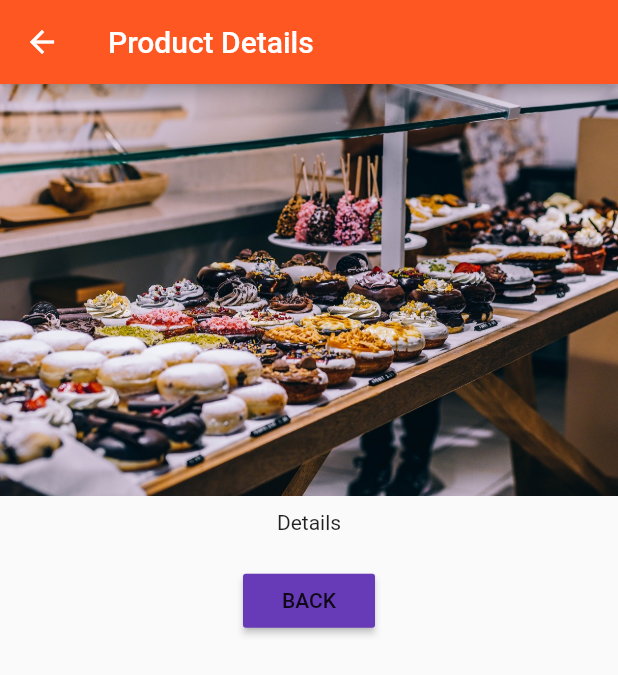
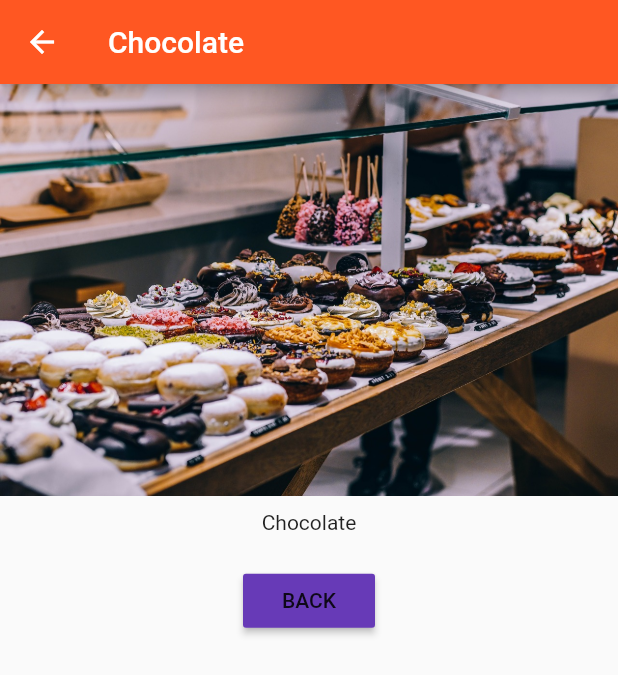
Before and after one commit to tongeren/learn_flutter_and_dart, a Flutter app: the screen it shows after launch, after a tap on "Add Product", after a tap on "Details", on a phone screen of 412 x 824 dp. Shown: the top 675 px of the screen. Run offline on Flutter 3.47's test engine with Material 2 defaults, Android fonts, the phone set to English and light mode, and no system bars.

Commit message:
Making the products dynamic.

```diff
--- a/first_app/lib/pages/product.dart
+++ b/first_app/lib/pages/product.dart
@@ -1,19 +1,24 @@
 import 'package:flutter/material.dart';
 
 class ProductPage extends StatelessWidget {
+  final String title;
+  final String imageUrl;
+
+  ProductPage(this.title, this.imageUrl);
+
   @override
   Widget build(BuildContext context) {
     return Scaffold(
       appBar: AppBar(
-        title: Text('Product Details'),
+        title: Text(title),
       ),
       body: Column(
         crossAxisAlignment: CrossAxisAlignment.center,
         children: <Widget>[
-          Image.asset('assets/food.jpg'),
+          Image.asset(imageUrl),
           Container(
             padding: EdgeInsets.all(10.0),
-            child: Text('Details'),
+            child: Text(title),
           ),
           Container(
             padding: EdgeInsets.all(10.0),
--- a/first_app/lib/product_control.dart
+++ b/first_app/lib/product_control.dart
@@ -10,7 +10,7 @@ class ProductControl extends StatelessWidget {
     return RaisedButton(
       color: Theme.of(context).primaryColor,
       onPressed: () {
-        addProduct('Sweets');
+        addProduct({'title': 'Chocolate', 'image': 'assets/food.jpg'});
       },
       child: Text('Add Product'),
     );
--- a/first_app/lib/product_manager.dart
+++ b/first_app/lib/product_manager.dart
@@ -4,7 +4,7 @@ import './products.dart';
 import './product_control.dart';
 
 class ProductManager extends StatefulWidget {
-  final String startingProduct;
+  final Map<String, String> startingProduct;
 
   ProductManager({ this.startingProduct }) {
     print('[ProductManager Widget] Constructor');
@@ -18,7 +18,7 @@ class ProductManager extends StatefulWidget {
 }
 
 class _ProductManagerState extends State<ProductManager> {
-  final List<String> _products = [];
+  final List<Map<String, String>> _products = [];
 
   @override
   void initState() {
@@ -36,7 +36,7 @@ class _ProductManagerState extends State<ProductManager> {
     super.didUpdateWidget(oldWidget);
   }
 
-  void _addProduct(String product) {
+  void _addProduct(Map<String, String> product) {
     setState(() {
       _products.add(product);
     });
--- a/first_app/lib/products.dart
+++ b/first_app/lib/products.dart
@@ -3,7 +3,7 @@ import 'package:flutter/material.dart';
 import './pages/product.dart';
 
 class Products extends StatelessWidget {
-  final List<String> products;
+  final List<Map<String, String>> products;
 
   Products([this.products = const []]) {
     print('[Products Widget] Constructor');
@@ -13,8 +13,8 @@ class Products extends StatelessWidget {
     return Card(
       child: Column(
         children: <Widget>[
-          Image.asset('assets/food.jpg'),
-          Text(products[index]),
+          Image.asset(products[index]['image']),
+          Text(products[index]['title']),
           ButtonBar(
             alignment: MainAxisAlignment.center,
             children: <Widget>[
@@ -23,7 +23,10 @@ class Products extends StatelessWidget {
                 onPressed: () => Navigator.push(
                       context,
                       MaterialPageRoute(
-                        builder: (BuildContext context) => ProductPage(),
+                        builder: (BuildContext context) => ProductPage(
+                          products[index]['title'],
+                          products[index]['image']
+                        ),
                       ),
                     ),
               )
```
